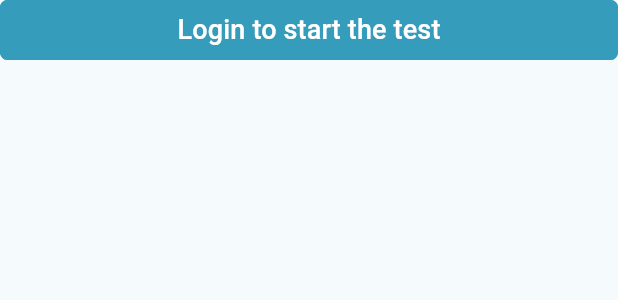
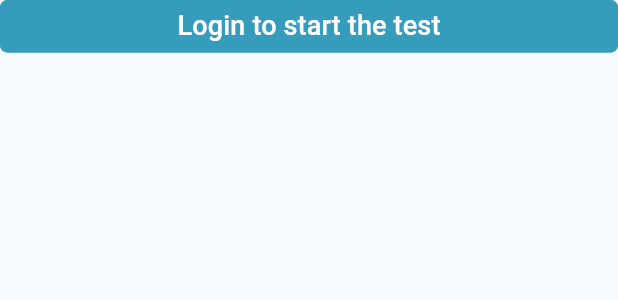
Before and after one commit to null-saurabh/Typing_Test_Website_For_Web_and_Android, a Flutter app: the GradiantStartButton widget shown alone on an empty page, opened directly with empty values, on a phone screen of 412 x 824 dp. Shown: the top 300 px of the screen. Run offline on Flutter 3.47's test engine with Material 3 defaults, Android fonts, the light colour scheme and no system bars; our stand-ins replace firebase_auth, firebase_core, go_router, google_sign_in, responsive_builder; missing offline and left inert: flutter_razorpay_web; accounts and stored records are empty.

Commit message:
mark_as_done_live_test_updated

```diff
--- a/lib/view/widgets/exam_information_widgets/gradient_start_button_container.dart
+++ b/lib/view/widgets/exam_information_widgets/gradient_start_button_container.dart
@@ -13,7 +13,7 @@ class GradiantStartButton extends StatelessWidget {
   @override
   Widget build(BuildContext context) {
     return SizedBox(
-      height: 40,
+      height: 35,
       child: ElevatedButton(
         style: ButtonStyle(
             elevation: MaterialStateProperty.all(0),
```
